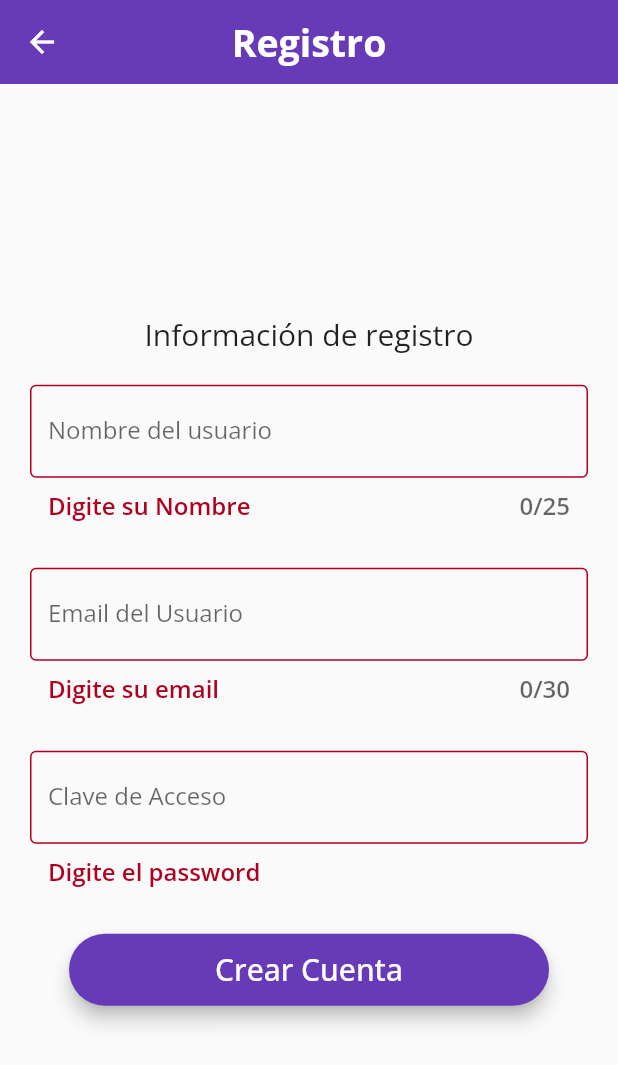
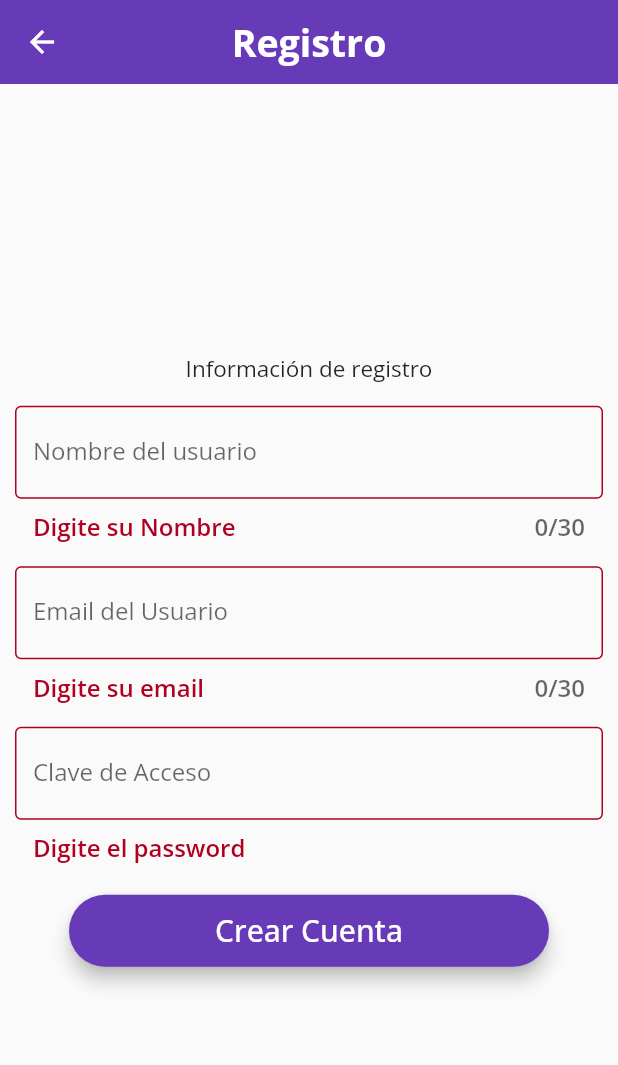
Before and after one commit to lewinnekjorge/ProyectoRedSocial-core_event, a Flutter app: the RegisterWidget screen opened by its route, after a tap on "Crear Cuenta", on a phone screen of 412 x 824 dp. Shown: the top 1065 px of the screen. Run offline on Flutter 3.47's test engine with Material 2 defaults, Android fonts, the phone set to English and light mode, and no system bars; our stand-ins replace cloud_firestore, connectivity_plus, firebase_auth, firebase_core, firebase_database, get and 3 more; accounts and stored records are empty; network calls fail.

```diff
--- a/lib/data/services/location.dart
+++ b/lib/data/services/location.dart
@@ -5,7 +5,7 @@ import 'package:http/http.dart' as http;
 
 class LocationService implements MisionTicService {
   final String baseUrl = 'misiontic-2022-uninorte.herokuapp.com';
-  final String apiKey = 'wNLombyTzPIjLjkfp/aohu5b0Xy.iOM.4Sj4Q3.s9Ri9riyE6y5E2';
+  final String apiKey = 'WwMdkYtvSRxGcJUZ2ypXP.tsKj2Xhw9VeT3j0E581BjjZz2oLnaci';
 
   @override
   Future<List<UserLocation>> fecthData({int limit = 5, Map? map}) async {
--- a/lib/data/services/work_pool.dart
+++ b/lib/data/services/work_pool.dart
@@ -5,7 +5,7 @@ import 'package:http/http.dart' as http;
 
 class WorkPoolService implements MisionTicService {
   final String baseUrl = 'misiontic-2022-uninorte.herokuapp.com';
-  final String apiKey = 'wNLombyTzPIjLjkfp/aohu5b0Xy.iOM.4Sj4Q3.s9Ri9riyE6y5E2';
+  final String apiKey = 'WwMdkYtvSRxGcJUZ2ypXP.tsKj2Xhw9VeT3j0E581BjjZz2oLnaci';
 
   @override
   Future<List<PublicJob>> fecthData({int limit = 5, Map? map}) async {
--- /dev/null
+++ b/lib/domain/use_cases/controllers/connectivity.dart
@@ -0,0 +1,14 @@
+import 'package:connectivity_plus/connectivity_plus.dart';
+import 'package:get/get.dart';
+
+class ConnectivityController extends GetxController {
+  // Observables
+  final _connected = false.obs;
+
+  set connectivity(ConnectivityResult connectivity) {
+    _connected.value = connectivity != ConnectivityResult.none;
+  }
+
+  // Getters
+  bool get connected => _connected.value;
+}
--- a/lib/main.dart
+++ b/lib/main.dart
@@ -1,10 +1,10 @@
 import 'package:flutter/material.dart';
 import 'package:get/get.dart';
-import 'domain/controller/newstatus.dart';
 import 'ui/app.dart';
 import 'ui/pages/content_start.dart';
 
 void main() {
+  WidgetsFlutterBinding.ensureInitialized();
   Get.lazyPut<InicioWidget>(() => const InicioWidget(title: 'main'));
 
   runApp(const App());
--- a/lib/ui/pages/authentication/usr_register.dart
+++ b/lib/ui/pages/authentication/usr_register.dart
@@ -1,6 +1,5 @@
 import 'package:flutter/material.dart';
 import 'package:get/get.dart';
-//import 'package:core_event/domain/controller/authentication_controller.dart';
 import 'package:core_event/domain/use_cases/controllers/authentication.dart';
 
 class RegisterWidget extends StatefulWidget {
@@ -23,32 +22,7 @@ class _RegisterWidgetState extends State<RegisterWidget> {
   final controllerName = TextEditingController();
   final controllerEmail = TextEditingController();
   final controllerPassword = TextEditingController();
-  //AuthenticationController authenticationController = Get.find();
   final controller = Get.find<AuthController>();
-
-  _signup(name, email, password) async {
-    try {
-      await controller.manager.signUp(
-        name:name,
-        email: email,
-        password: password,
-      );
-      Get.offNamed('/feed_screen');
-      Get.snackbar(
-        "Se Registro",
-        'OK',
-        icon: const Icon(Icons.person, color: Colors.red),
-        snackPosition: SnackPosition.BOTTOM,
-      );
-    } catch (err) {
-      Get.snackbar(
-        "No se Registro",
-        err.toString(),
-        icon: const Icon(Icons.person, color: Colors.red),
-        snackPosition: SnackPosition.BOTTOM,
-      );
-    }
-  }
 
   @override
   Widget build(BuildContext context) {
@@ -66,7 +40,7 @@ class _RegisterWidgetState extends State<RegisterWidget> {
         ),
       ),
       body: Padding(
-        padding: const EdgeInsets.symmetric(horizontal: 20),
+        padding: const EdgeInsets.symmetric(horizontal: 10),
         child: Form(
           key: _formKey,
           child: Column(
@@ -74,10 +48,10 @@ class _RegisterWidgetState extends State<RegisterWidget> {
             children: [
               const Text(
                 "Información de registro",
-                style: TextStyle(fontSize: 20),
+                style: TextStyle(fontSize: 15),
               ),
               const SizedBox(
-                height: 20,
+                height: 15,
               ),
               TextFormField(
                 controller: controllerName,
@@ -86,7 +60,7 @@ class _RegisterWidgetState extends State<RegisterWidget> {
                   labelText: 'Nombre del usuario',
                   hintText: 'Nombre',
                 ),
-                maxLength: 25,
+                maxLength: 30,
                 validator: (value) {
                   if (value!.isEmpty) {
                     return "Digite su Nombre";
@@ -97,7 +71,7 @@ class _RegisterWidgetState extends State<RegisterWidget> {
                 },
               ),
               const SizedBox(
-                height: 30,
+                height: 15,
               ),
               TextFormField(
                 controller: controllerEmail,
@@ -119,7 +93,7 @@ class _RegisterWidgetState extends State<RegisterWidget> {
                 },
               ),
               const SizedBox(
-                height: 30,
+                height: 15,
               ),
               TextFormField(
                 controller: controllerPassword,
@@ -143,26 +117,29 @@ class _RegisterWidgetState extends State<RegisterWidget> {
                 },
               ),
               const SizedBox(
-                height: 30,
+                height: 20,
               ),
               Material(
                 elevation: 5,
                 color: Colors.deepPurple,
                 borderRadius: BorderRadius.circular(30),
                 child: MaterialButton(
-                  onPressed: () {
+                  onPressed: () async {
                     bool isValid = true;
                     if (isValid) {
                       final form = _formKey.currentState;
                       form!.save();
                       FocusScope.of(context).requestFocus(FocusNode());
                       if (_formKey.currentState!.validate()) {
-                        _signup(controllerName.text, controllerEmail.text, controllerPassword.text);
+                        await controller.manager.signUp(
+                            name: controllerName.text,
+                            email: controllerEmail.text,
+                            password: controllerPassword.text);
                       }
                     }
                   },
                   minWidth: 320,
-                  height: 30,
+                  height: 25,
                   child: const Text(
                     'Crear Cuenta',
                     style: TextStyle(color: Colors.white, fontSize: 20),
--- a/lib/ui/pages/content/configuration/conf_screen.dart
+++ b/lib/ui/pages/content/configuration/conf_screen.dart
@@ -47,9 +47,7 @@ class _State extends State<ConfScreen> {
         keyboardType: TextInputType.number,
         validator: (input) {
           final isDigitsOnly = int.tryParse(input!);
-                return isDigitsOnly == null
-                    ? 'Input needs to be digits only'
-                    : null;
+          return isDigitsOnly == null ? 'Input needs to be digits only' : null;
         },
         decoration: const InputDecoration(
             labelText: "Intervalo de actualizaciones",
@@ -68,7 +66,7 @@ class _State extends State<ConfScreen> {
           const Divider(indent: 5, endIndent: 5),
           ElevatedButton(
             onPressed: () {},
-                  child: const Text('Valores predeterminados'),
+            child: const Text('Predeterminados'),
           )
         ],
       )
--- a/pubspec.yaml
+++ b/pubspec.yaml
@@ -42,6 +42,7 @@ dependencies:
   firebase_database: ^8.0.0
   shared_preferences: ^2.0.7
   loggy: ^2.0.1
+  connectivity_plus: ^1.0.6
 
 dev_dependencies:
   flutter_test:
```
Also changed, not shown: lib/data/repositories/password_auth.dart (+24 -0 lines), lib/domain/models/user_job.dart (added, +34 -0 lines), lib/domain/use_cases/jobs_management.dart (added, +42 -0 lines), lib/ui/app.dart (+11 -1 lines), lib/ui/pages/authentication/usr_login.dart (+8 -31 lines), lib/ui/pages/content/public_events/public_events_screen.dart (+48 -13 lines), lib/ui/pages/content/public_events/widgets/events_card.dart (+3 -4 lines), lib/ui/pages/content/user_feeds/widgets/state_card.dart (+4 -5 lines), pubspec.lock, 2 other files. Lines whose indentation alone changed are shown as unchanged.
